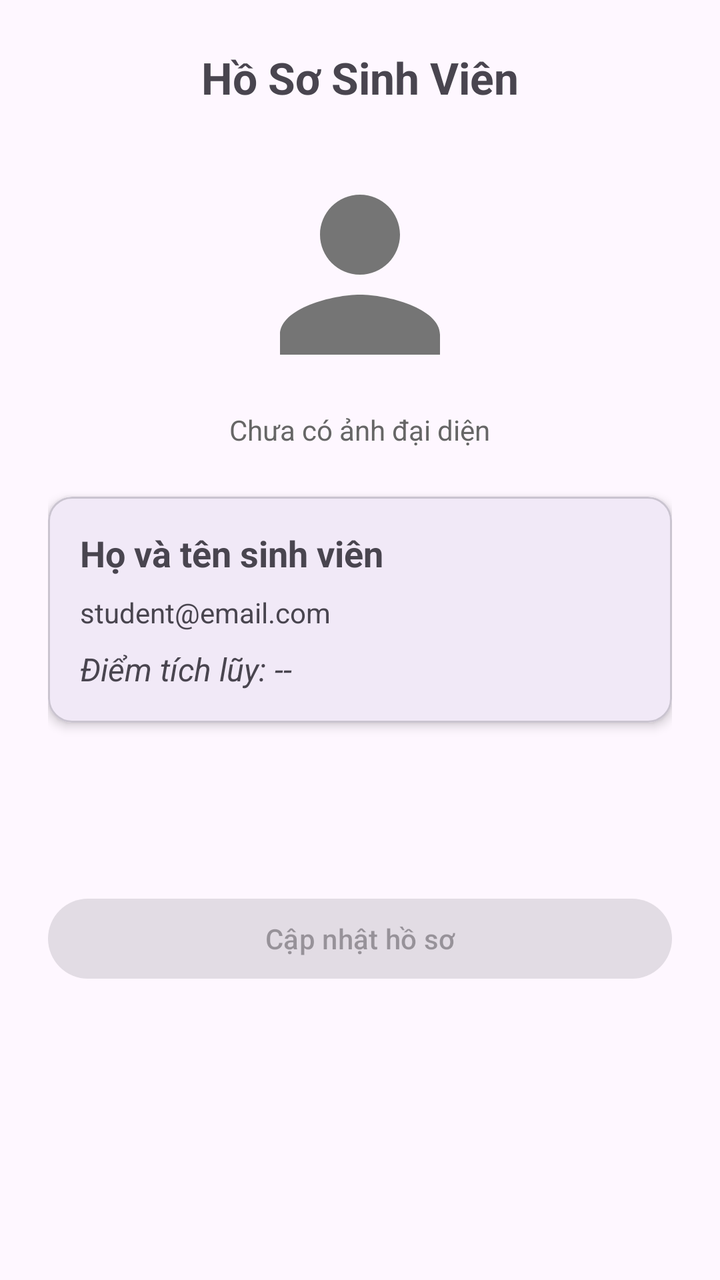
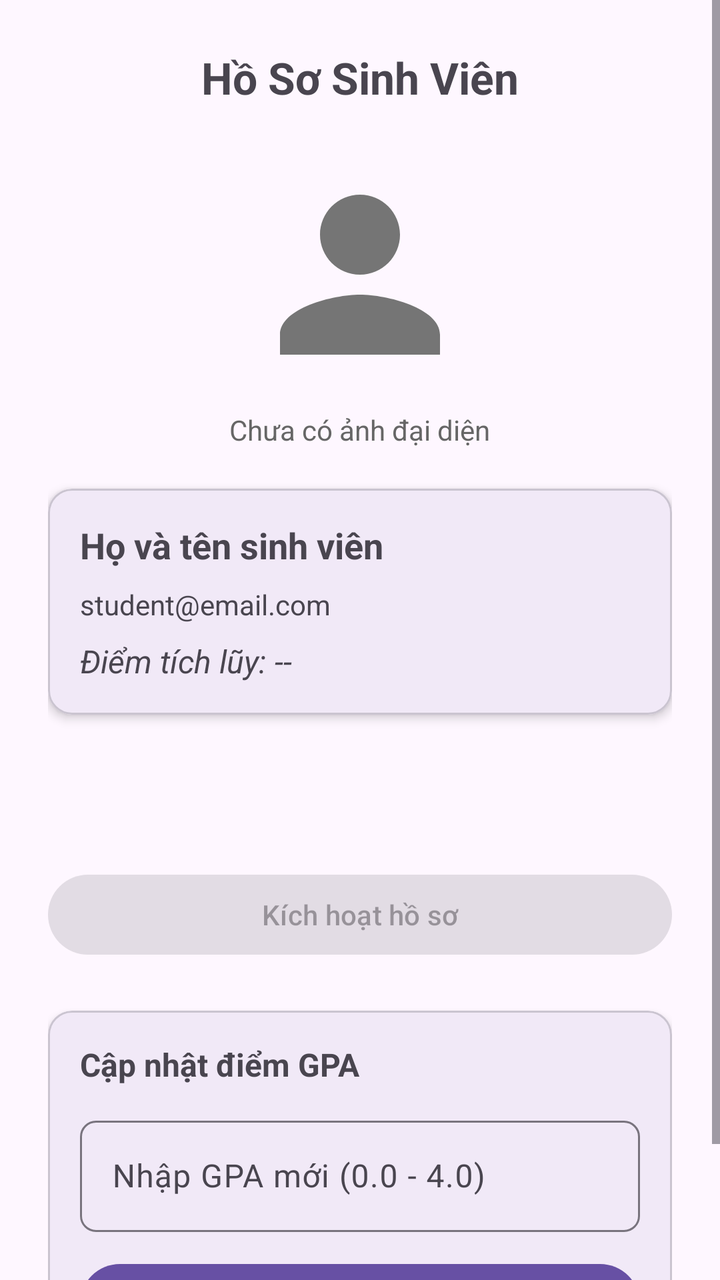

An Android layout rendered at two revisions. The XML below is the earlier revision; the diff shows what the commit changed to produce the second picture.
<!-- AndroidManifest.xml: application theme Theme.StudentProfile -->
<!-- res/layout/activity_main.xml -->
<?xml version="1.0" encoding="utf-8"?>
<ScrollView xmlns:android="http://schemas.android.com/apk/res/android"
    xmlns:app="http://schemas.android.com/apk/res-auto"
    xmlns:tools="http://schemas.android.com/tools"
    android:layout_width="match_parent"
    android:layout_height="match_parent"
    android:fillViewport="true"
    tools:context=".MainActivity">

    <LinearLayout
        android:layout_width="match_parent"
        android:layout_height="wrap_content"
        android:gravity="center_horizontal"
        android:orientation="vertical"
        android:padding="24dp">

        
        <TextView
            android:layout_width="wrap_content"
            android:layout_height="wrap_content"
            android:layout_marginBottom="24dp"
            android:text="Hồ Sơ Sinh Viên"
            android:textSize="22sp"
            android:textStyle="bold" />

        
        <ImageView
            android:id="@+id/imgAvatar"
            android:layout_width="120dp"
            android:layout_height="120dp"
            android:contentDescription="Avatar"
            android:scaleType="centerCrop"
            android:src="@drawable/ic_default_avatar" />

        <TextView
            android:id="@+id/tvAvatarStatus"
            android:layout_width="wrap_content"
            android:layout_height="wrap_content"
            android:layout_marginTop="8dp"
            android:text="Chưa có ảnh đại diện"
            android:textColor="#666666"
            android:textSize="14sp" />

        
        <com.google.android.material.card.MaterialCardView
            android:layout_width="match_parent"
            android:layout_height="wrap_content"
            android:layout_marginTop="24dp"
            app:cardCornerRadius="12dp"
            app:cardElevation="3dp"
            app:contentPadding="16dp">

            <LinearLayout
                android:layout_width="match_parent"
                android:layout_height="wrap_content"
                android:orientation="vertical">

                
                <TextView
                    android:id="@+id/tvName"
                    android:layout_width="wrap_content"
                    android:layout_height="wrap_content"
                    android:text="Họ và tên sinh viên"
                    android:textSize="18sp"
                    android:textStyle="bold" />

                
                <TextView
                    android:id="@+id/tvEmail"
                    android:layout_width="wrap_content"
                    android:layout_height="wrap_content"
                    android:layout_marginTop="8dp"
                    android:text="student@email.com"
                    android:textSize="14sp" />

                
                <TextView
                    android:id="@+id/tvGpa"
                    android:layout_width="wrap_content"
                    android:layout_height="wrap_content"
                    android:layout_marginTop="8dp"
                    android:text="Điểm tích lũy: --"
                    android:textSize="16sp"
                    android:textStyle="italic" />

            </LinearLayout>
        </com.google.android.material.card.MaterialCardView>

        
        <ProgressBar
            android:id="@+id/progressBar"
            android:layout_width="wrap_content"
            android:layout_height="wrap_content"
            android:layout_marginTop="20dp" />

        
        <Button
            android:id="@+id/btnUpdate"
            android:layout_width="match_parent"
            android:layout_height="wrap_content"
            android:layout_marginTop="16dp"
            android:enabled="false"
            android:text="Cập nhật hồ sơ" />

    </LinearLayout>
</ScrollView>
<!-- resources referenced by this layout -->
<resources>
  <!-- drawable ic_default_avatar (drawable) -->
  <vector xmlns:android="http://schemas.android.com/apk/res/android"
      android:width="96dp"
      android:height="96dp"
      android:viewportWidth="24"
      android:viewportHeight="24">
      <path
          android:fillColor="#757575"
          android:pathData="M12,12c2.21,0 4,-1.79 4,-4s-1.79,-4 -4,-4 -4,1.79 -4,4 1.79,4 4,4zM12,14c-2.67,0 -8,1.34 -8,4v2h16v-2c0,-2.66 -5.33,-4 -8,-4z"/>
  </vector>
  <style name="Theme.StudentProfile" parent="Base.Theme.StudentProfile" />
  <style name="Base.Theme.StudentProfile" parent="Theme.Material3.DayNight.NoActionBar">
          
          
      </style>
</resources>

<!-- the commit's change to res/layout/activity_main.xml (unified diff, before → after) -->
@@ -45,7 +45,7 @@
         <com.google.android.material.card.MaterialCardView
             android:layout_width="match_parent"
             android:layout_height="wrap_content"
-            android:layout_marginTop="24dp"
+            android:layout_marginTop="20dp"
             app:cardCornerRadius="12dp"
             app:cardElevation="3dp"
             app:contentPadding="16dp">
@@ -91,16 +91,80 @@
             android:id="@+id/progressBar"
             android:layout_width="wrap_content"
             android:layout_height="wrap_content"
-            android:layout_marginTop="20dp" />
+            android:layout_marginTop="16dp" />
 
         
         <Button
             android:id="@+id/btnUpdate"
             android:layout_width="match_parent"
             android:layout_height="wrap_content"
-            android:layout_marginTop="16dp"
+            android:layout_marginTop="12dp"
             android:enabled="false"
-            android:text="Cập nhật hồ sơ" />
+            android:text="Kích hoạt hồ sơ" />
+
+        
+        <com.google.android.material.card.MaterialCardView
+            android:layout_width="match_parent"
+            android:layout_height="wrap_content"
+            android:layout_marginTop="24dp"
+            app:cardCornerRadius="12dp"
+            app:cardElevation="3dp"
+            app:contentPadding="16dp">
+
+            <LinearLayout
+                android:layout_width="match_parent"
+                android:layout_height="wrap_content"
+                android:orientation="vertical">
+
+                <TextView
+                    android:layout_width="wrap_content"
+                    android:layout_height="wrap_content"
+                    android:text="Cập nhật điểm GPA"
+                    android:textSize="16sp"
+                    android:textStyle="bold" />
+
+                <com.google.android.material.textfield.TextInputLayout
+                    android:layout_width="match_parent"
+                    android:layout_height="wrap_content"
+                    android:layout_marginTop="12dp"
+                    app:boxBackgroundMode="outline"
+                    app:boxCornerRadiusBottomEnd="8dp"
+                    app:boxCornerRadiusBottomStart="8dp"
+                    app:boxCornerRadiusTopEnd="8dp"
+                    app:boxCornerRadiusTopStart="8dp"
+                    app:hintEnabled="true">
+
+                    <com.google.android.material.textfield.TextInputEditText
+                        android:id="@+id/edtGpaInput"
+                        android:layout_width="match_parent"
+                        android:layout_height="wrap_content"
+                        android:hint="Nhập GPA mới (0.0 - 4.0)"
+                        android:inputType="numberDecimal"
+                        android:singleLine="true" />
+                </com.google.android.material.textfield.TextInputLayout>
+
+                
+                <TextView
+                    android:id="@+id/tvPreviewRanking"
+                    android:layout_width="wrap_content"
+                    android:layout_height="wrap_content"
+                    android:layout_marginTop="8dp"
+                    android:text="Dự kiến: Xuất sắc"
+                    android:textColor="#2E7D32"
+                    android:textSize="14sp"
+                    android:textStyle="bold"
+                    android:visibility="gone" />
+
+                
+                <Button
+                    android:id="@+id/btnUpdateGpa"
+                    android:layout_width="match_parent"
+                    android:layout_height="wrap_content"
+                    android:layout_marginTop="12dp"
+                    android:text="Cập nhật GPA" />
+
+            </LinearLayout>
+        </com.google.android.material.card.MaterialCardView>
 
     </LinearLayout>
 </ScrollView>
